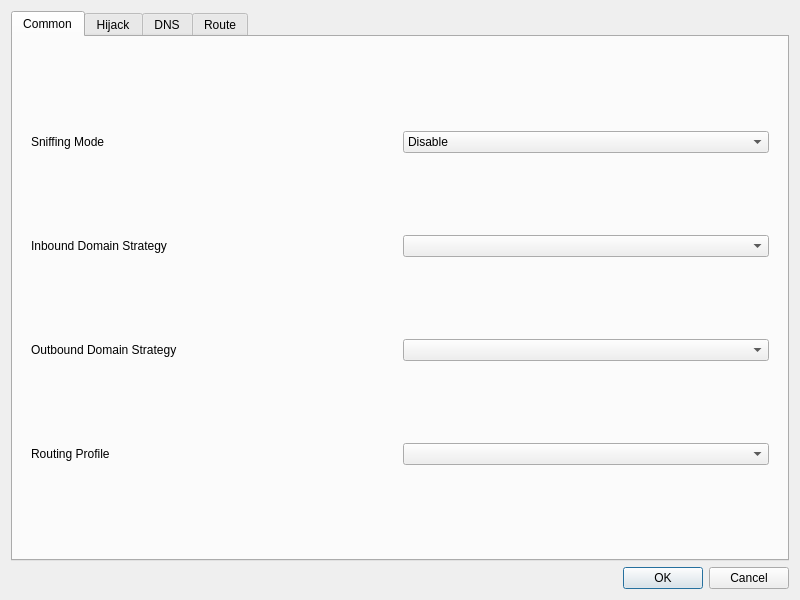
Old version of the form include/ui/setting/dialog_manage_routes.ui in the repository shengmo0210/Throne.
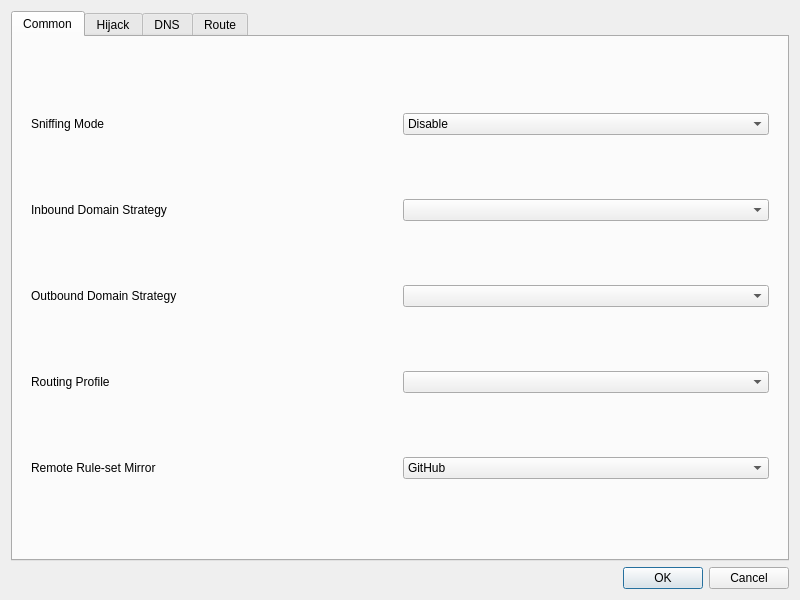
New version of the form.

Commit message: feat: add remote rule-set mirror option

```diff
--- a/include/ui/setting/dialog_manage_routes.ui
+++ b/include/ui/setting/dialog_manage_routes.ui
@@ -95,6 +95,30 @@
             </property>
            </widget>
           </item>
+          <item row="5" column="0">
+           <widget class="QLabel" name="ruleset_mirror_l">
+            <property name="toolTip">
+             <string notr="true">&lt;html&gt;&lt;head/&gt;&lt;body&gt;&lt;p&gt;Change will apply on next launch&lt;/p&gt;&lt;/body&gt;&lt;/html&gt;</string>
+            </property>
+            <property name="text">
+             <string>Remote Rule-set Mirror</string>
+            </property>
+           </widget>
+          </item>
+          <item row="5" column="1">
+           <widget class="QComboBox" name="ruleset_mirror">
+            <item>
+             <property name="text">
+              <string>GitHub</string>
+             </property>
+            </item>
+            <item>
+             <property name="text">
+              <string>jsDelivr</string>
+             </property>
+            </item>
+           </widget>
+          </item>
          </layout>
         </widget>
        </item>
```
The commit also changes 7 other files.
